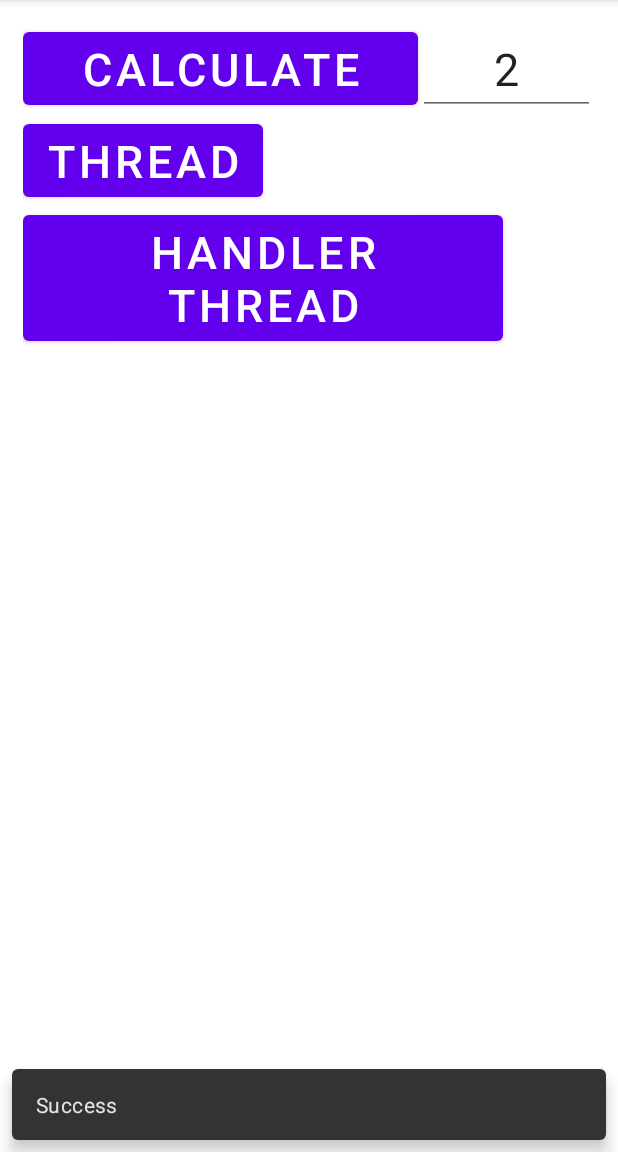
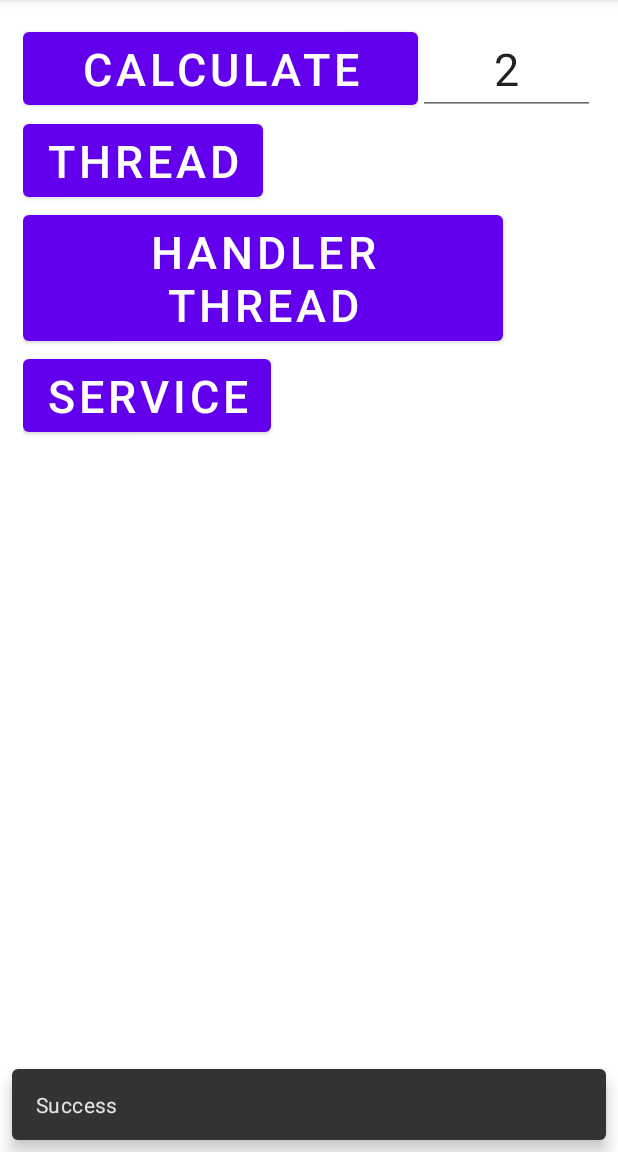
Before and after one commit to mentatusn/Lesson_1423_2_2_main, an Android app: the fragment ThreadsFragment placed in its activity, on a phone screen of 412 x 824 dp, the part 84-1236 px from its top. Run offline under Robolectric (Android 15) with nearby library versions, the phone set to English and light mode, and no system bars; network calls fail.

```diff
--- a/app/src/main/AndroidManifest.xml
+++ b/app/src/main/AndroidManifest.xml
@@ -30,6 +30,8 @@
                 <category android:name="android.intent.category.LAUNCHER" />
             </intent-filter>
         </activity>
+
+        <service android:name=".lesson6.MainService"/>
     </application>
 
 </manifest>
--- a/app/src/main/res/layout/fragment_threads.xml
+++ b/app/src/main/res/layout/fragment_threads.xml
@@ -53,5 +53,13 @@
             android:text="Handler Thread"
             android:textSize="@dimen/feels_like_text_size" />
 
+        <Button
+            android:id="@+id/btnService"
+            android:layout_width="wrap_content"
+            android:layout_height="wrap_content"
+            android:layout_weight="1"
+            android:text="Service"
+            android:textSize="@dimen/feels_like_text_size" />
+
     </LinearLayout>
 </androidx.core.widget.NestedScrollView>
```
Also changed, not shown: app/src/main/java/ru/geekbrains/lesson_1423_2_2_main/lesson6/MainService.kt (added, +35 -0 lines), app/src/main/java/ru/geekbrains/lesson_1423_2_2_main/lesson6/ThreadsFragment.kt (+10 -0 lines).
